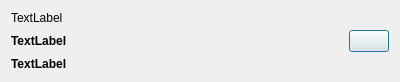
jorge-barroso/harvesttimer-qt, file favouritewidget.ui: the form before one commit.
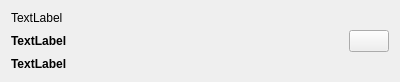
The form after the commit. Icons and pictures are not drawn.

Commit message: Lots of new code and refactoring to allow for efficient implementation of favourites

Patch:
```diff
--- a/favouritewidget.ui
+++ b/favouritewidget.ui
@@ -1,7 +1,7 @@
 <?xml version="1.0" encoding="UTF-8"?>
 <ui version="4.0">
  <class>FavouriteWidget</class>
- <widget class="QDialog" name="FavouriteWidget">
+ <widget class="QWidget" name="FavouriteWidget">
   <property name="geometry">
    <rect>
     <x>0</x>
```
The commit also changes 20 other files.
